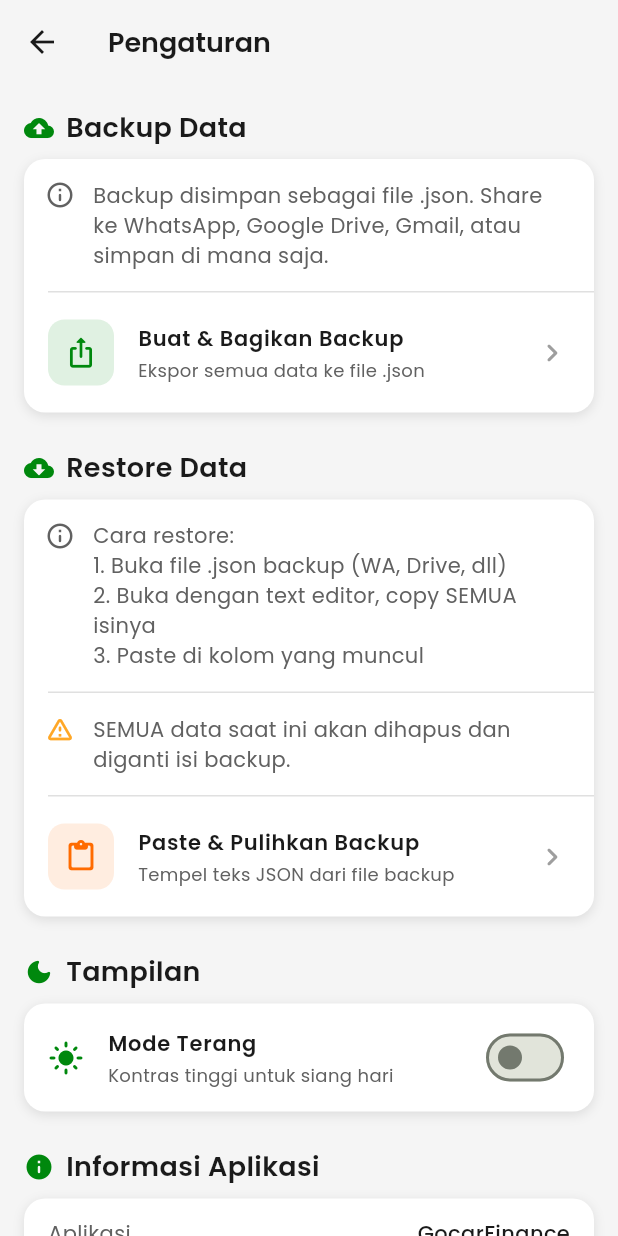
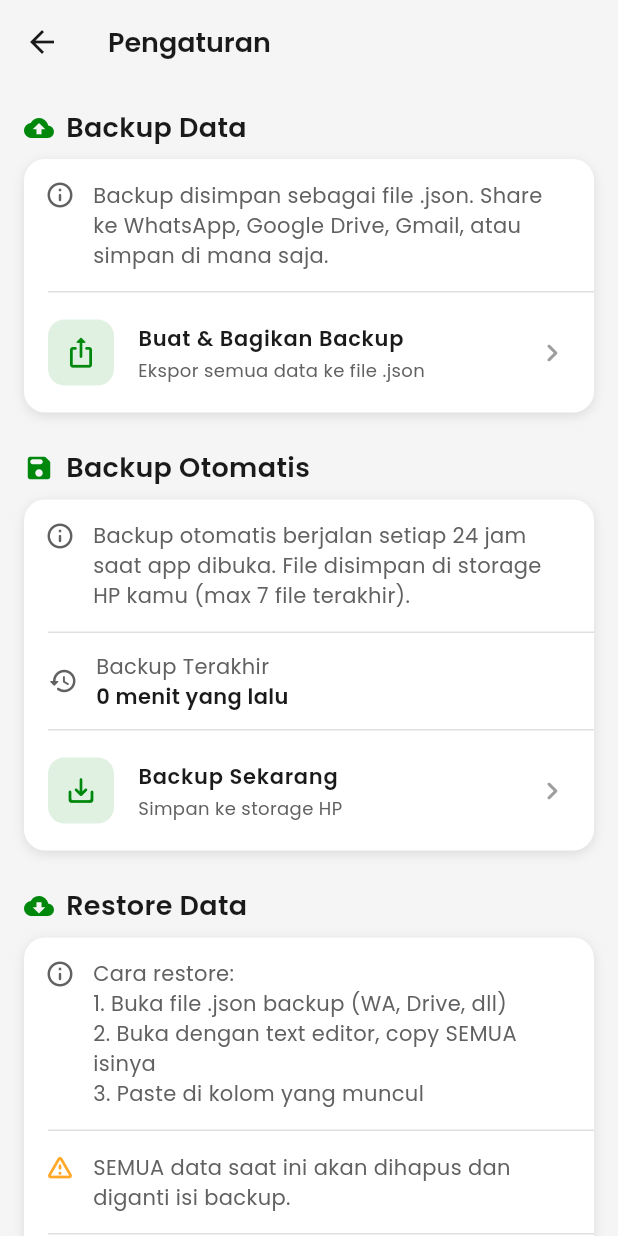
Before and after one commit to redovarin09/gocar_finance, a Flutter app: the screen it shows after launch, after a tap on the "settings" icon, on a phone screen of 412 x 824 dp. Run offline on Flutter 3.47's test engine with Material 3 defaults, Android fonts, the phone set to English and light mode, and no system bars; our stand-ins replace fl_chart, flutter_local_notifications, flutter_riverpod, go_router, google_fonts, share_plus and 2 more; accounts and stored records are empty.

Commit message:
feat: auto-backup harian ke storage + manual backup dari settings

```diff
--- /dev/null
+++ b/lib/core/services/auto_backup_service.dart
@@ -0,0 +1,137 @@
+import 'dart:convert';
+import 'dart:io';
+import 'package:flutter_riverpod/flutter_riverpod.dart';
+import 'package:path_provider/path_provider.dart';
+import 'package:shared_preferences/shared_preferences.dart';
+import '../../shared/providers/app_providers.dart';
+
+class AutoBackupService {
+  static const _kLastBackup  = 'last_auto_backup_ms';
+  static const _kInterval    = Duration(hours: 24);
+  static const _folderName   = 'GocarFinance_Backups';
+  static const _maxBackups   = 7;
+
+  // ── Cek & jalankan backup ────────────────────────────────
+
+  static Future<String?> checkAndBackup(Ref ref) async {
+    try {
+      final prefs       = await SharedPreferences.getInstance();
+      final lastMs      = prefs.getInt(_kLastBackup) ?? 0;
+      final lastBackup  = DateTime.fromMillisecondsSinceEpoch(lastMs);
+      final now         = DateTime.now();
+
+      if (now.difference(lastBackup) < _kInterval) return null;
+
+      final path = await _doBackup(ref);
+      await prefs.setInt(_kLastBackup, now.millisecondsSinceEpoch);
+      return path;
+    } catch (e) {
+      return null; // Gagal silently, tidak ganggu user
+    }
+  }
+
+  // ── Backup manual (dari settings) ────────────────────────
+
+  static Future<String> manualBackup(Ref ref) async {
+    final path  = await _doBackup(ref);
+    final prefs = await SharedPreferences.getInstance();
+    await prefs.setInt(
+        _kLastBackup, DateTime.now().millisecondsSinceEpoch);
+    return path;
+  }
+
+  // ── Ambil waktu backup terakhir ──────────────────────────
+
+  static Future<DateTime?> getLastBackupTime() async {
+    final prefs = await SharedPreferences.getInstance();
+    final ms    = prefs.getInt(_kLastBackup);
+    if (ms == null || ms == 0) return null;
+    return DateTime.fromMillisecondsSinceEpoch(ms);
+  }
+
+  // ── Daftar file backup ───────────────────────────────────
+
+  static Future<List<File>> getBackupFiles() async {
+    final dir = await _getBackupDir();
+    if (dir == null || !dir.existsSync()) return [];
+    return dir
+        .listSync()
+        .whereType<File>()
+        .where((f) => f.path.endsWith('.json'))
+        .toList()
+      ..sort((a, b) => b.path.compareTo(a.path));
+  }
+
+  // ── Private ───────────────────────────────────────────────
+
+  static Future<String> _doBackup(Ref ref) async {
+    final trips      = await ref.read(tripRepositoryProvider).getAllTrips();
+    final expenses   = await ref.read(expenseRepositoryProvider).getAllExpenses();
+    final incentives = await ref.read(incentiveRepositoryProvider).getAllTargets();
+
+    final backupMap = {
+      'version': 1,
+      'app': 'GocarFinance',
+      'exported_at': DateTime.now().toIso8601String(),
+      'data': {
+        'trips': trips.map((t) => t.toMap()).toList(),
+        'expenses': expenses.map((e) => e.toMap()).toList(),
+        'incentive_targets': incentives.map((i) => i.toMap()).toList(),
+      },
+    };
+
+    final jsonStr = const JsonEncoder.withIndent('  ').convert(backupMap);
+    final dir     = await _getBackupDir();
+
+    if (dir == null) throw Exception('Storage tidak tersedia');
+    await dir.create(recursive: true);
+
+    // Rotasi: hapus backup lama (>7 file)
+    await _rotate(dir);
+
+    // Tulis file baru
+    final now     = DateTime.now();
+    final dateTag =
+        '${now.year}${now.month.toString().padLeft(2, '0')}${now.day.toString().padLeft(2, '0')}';
+    final file = File('${dir.path}/gocarfinance_$dateTag.json');
+    await file.writeAsString(jsonStr);
+    return file.path;
+  }
+
+  static Future<Directory?> _getBackupDir() async {
+    try {
+      // Coba external storage dulu (accessible dari file manager)
+      final ext = await getExternalStorageDirectory();
+      if (ext != null) {
+        return Directory('${ext.path}/$_folderName');
+      }
+      // Fallback ke app documents dir
+      final docs = await getApplicationDocumentsDirectory();
+      return Directory('${docs.path}/$_folderName');
+    } catch (_) {
+      return null;
+    }
+  }
+
+  static Future<void> _rotate(Directory dir) async {
+    try {
+      final files = dir
+          .listSync()
+          .whereType<File>()
+          .where((f) => f.path.endsWith('.json'))
+          .toList()
+        ..sort((a, b) => b.path.compareTo(a.path));
+
+      for (int i = _maxBackups; i < files.length; i++) {
+        await files[i].delete();
+      }
+    } catch (_) {}
+  }
+}
+
+// ── Provider ──────────────────────────────────────────────
+
+/// Berjalan sekali per sesi app (bukan auto-dispose)
+final autoBackupSessionProvider = FutureProvider<String?>((ref) {
+  return AutoBackupService.checkAndBackup(ref);
+});
--- a/lib/features/dashboard/presentation/dashboard_screen.dart
+++ b/lib/features/dashboard/presentation/dashboard_screen.dart
@@ -4,6 +4,7 @@ import 'package:go_router/go_router.dart';
 import '../../../core/constants/app_colors.dart';
 import '../../../core/constants/app_text_styles.dart';
 import '../../../shared/providers/app_providers.dart';
+import '../../../core/services/auto_backup_service.dart';
 import 'widgets/dashboard_widgets.dart';
 
 class DashboardScreen extends ConsumerWidget {
@@ -24,6 +25,9 @@ class DashboardScreen extends ConsumerWidget {
   Widget build(BuildContext context, WidgetRef ref) {
     final today       = dateToString(DateTime.now());
     final summaryAsync = ref.watch(dailySummaryProvider(today));
+
+    // Auto-backup harian (berjalan di background)
+    ref.watch(autoBackupSessionProvider);
 
     return Scaffold(
       appBar: AppBar(
--- a/lib/features/settings/presentation/settings_screen.dart
+++ b/lib/features/settings/presentation/settings_screen.dart
@@ -4,6 +4,8 @@ import '../../../core/constants/app_colors.dart';
 import '../../../core/constants/app_text_styles.dart';
 import '../../../core/services/backup_service.dart';
 import '../../../shared/providers/theme_provider.dart';
+import '../../../core/services/auto_backup_service.dart';
+import 'dart:io';
 import '../../../shared/providers/app_providers.dart';
 
 class SettingsScreen extends ConsumerStatefulWidget {
@@ -156,6 +158,25 @@ class _SettingsScreenState extends ConsumerState<SettingsScreen> {
               isLoading: _isBackingUp,
               onTap: _handleBackup,
             ),
+          ]),
+
+          const SizedBox(height: 24),
+
+          // AUTO BACKUP LOKAL
+          _SectionHeader(
+            icon: Icons.save_rounded,
+            title: 'Backup Otomatis',
+          ),
+          const SizedBox(height: 8),
+          _SettingsCard(children: [
+            _InfoTile(
+              icon: Icons.info_outline_rounded,
+              text: 'Backup otomatis berjalan setiap 24 jam '
+                  'saat app dibuka. File disimpan di storage '
+                  'HP kamu (max 7 file terakhir).',
+            ),
+            const _CardDivider(),
+            _LastBackupTile(isRestoring: _isRestoring),
           ]),
 
           const SizedBox(height: 24),
@@ -411,6 +432,113 @@ class _ResultRow extends StatelessWidget {
   }
 }
 
+class _LastBackupTile extends ConsumerStatefulWidget {
+  final bool isRestoring;
+  const _LastBackupTile({required this.isRestoring});
+
+  @override
+  ConsumerState<_LastBackupTile> createState() =>
+      _LastBackupTileState();
+}
+
+class _LastBackupTileState extends ConsumerState<_LastBackupTile> {
+  bool _isRunning = false;
+  String _lastBackupText = 'Memuat...';
+
+  @override
+  void initState() {
+    super.initState();
+    _loadLastBackup();
+  }
+
+  Future<void> _loadLastBackup() async {
+    final dt = await AutoBackupService.getLastBackupTime();
+    setState(() {
+      if (dt == null) {
+        _lastBackupText = 'Belum pernah backup';
+      } else {
+        final diff = DateTime.now().difference(dt);
+        if (diff.inMinutes < 60) {
+          _lastBackupText =
+              '${diff.inMinutes} menit yang lalu';
+        } else if (diff.inHours < 24) {
+          _lastBackupText = '${diff.inHours} jam yang lalu';
+        } else {
+          _lastBackupText = '${diff.inDays} hari yang lalu';
+        }
+      }
+    });
+  }
+
+  Future<void> _manualBackup() async {
+    setState(() => _isRunning = true);
+    try {
+      final path = await AutoBackupService.manualBackup(ref);
+      final fileName = path.split('/').last;
+      await _loadLastBackup();
+      if (mounted) {
+        ScaffoldMessenger.of(context).showSnackBar(SnackBar(
+          content: Text('✅ Backup disimpan: $fileName'),
+          backgroundColor: AppColors.income,
+          behavior: SnackBarBehavior.floating,
+        ));
+      }
+    } catch (e) {
+      if (mounted) {
+        ScaffoldMessenger.of(context).showSnackBar(SnackBar(
+          content: Text('Gagal backup: $e'),
+          backgroundColor: AppColors.expense,
+          behavior: SnackBarBehavior.floating,
+        ));
+      }
+    } finally {
+      if (mounted) setState(() => _isRunning = false);
+    }
+  }
+
+  @override
+  Widget build(BuildContext context) {
+    return Column(
+      children: [
+        Padding(
+          padding: const EdgeInsets.symmetric(
+              horizontal: 16, vertical: 12),
+          child: Row(
+            children: [
+              const Icon(Icons.history_rounded,
+                  color: AppColors.textSecondary, size: 20),
+              const SizedBox(width: 12),
+              Expanded(
+                child: Column(
+                  crossAxisAlignment: CrossAxisAlignment.start,
+                  children: [
+                    const Text('Backup Terakhir',
+                        style: AppTextStyles.bodySecondary),
+                    Text(
+                      _lastBackupText,
+                      style: AppTextStyles.body.copyWith(
+                          fontWeight: FontWeight.w600),
+                    ),
+                  ],
+                ),
+              ),
+            ],
+          ),
+        ),
+        const _CardDivider(),
+        _ActionTile(
+          icon: Icons.save_alt_rounded,
+          label: 'Backup Sekarang',
+          sublabel: 'Simpan ke storage HP',
+          color: AppColors.primary,
+          isLoading: _isRunning,
+          onTap: _manualBackup,
+        ),
+      ],
+    );
+  }
+}
+
 class _SectionHeader extends StatelessWidget {
   final IconData icon;
   final String title;
```
